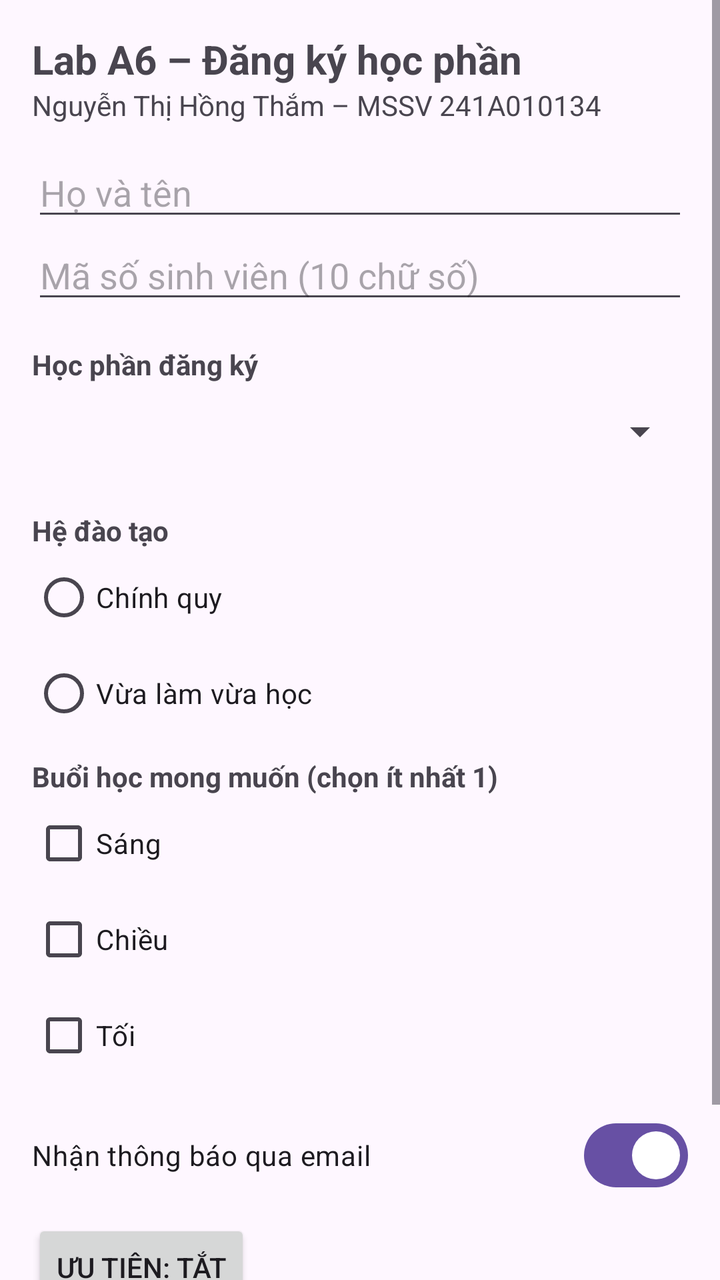
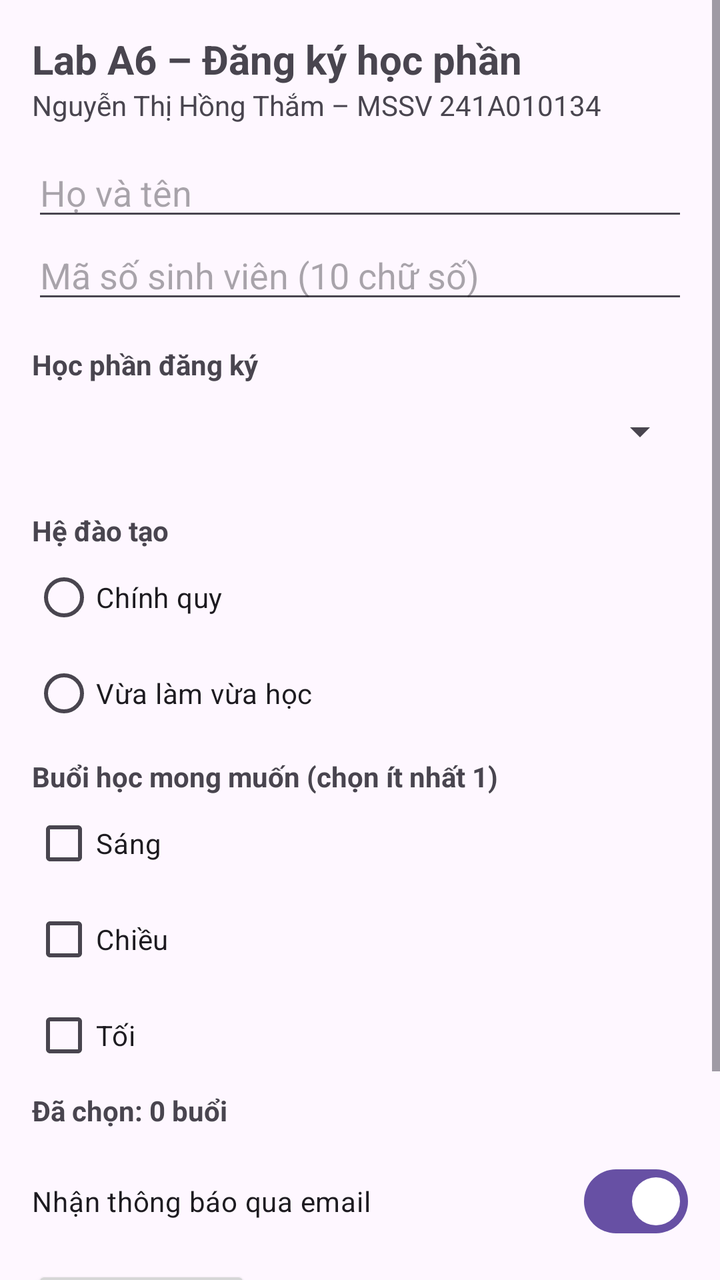

The first picture is an Android layout as it rendered before a commit; the second is the same layout after the commit. The layout source and the unified diff follow.
<!-- AndroidManifest.xml: application theme Theme.A6_241A010134 -->
<!-- res/layout/activity_main.xml -->
<?xml version="1.0" encoding="utf-8"?>
<ScrollView xmlns:android="http://schemas.android.com/apk/res/android"
    android:id="@+id/main"
    android:layout_width="match_parent"
    android:layout_height="match_parent">

    <LinearLayout
        android:layout_width="match_parent"
        android:layout_height="wrap_content"
        android:orientation="vertical"
        android:padding="16dp">

        <TextView
            android:layout_width="wrap_content"
            android:layout_height="wrap_content"
            android:text="@string/title"
            android:textSize="20sp"
            android:textStyle="bold" />

        <TextView
            android:layout_width="wrap_content"
            android:layout_height="wrap_content"
            android:text="@string/student" />

        
        <EditText
            android:id="@+id/edtHoTen"
            android:layout_width="match_parent"
            android:layout_height="wrap_content"
            android:layout_marginTop="12dp"
            android:hint="@string/hint_name"
            android:importantForAutofill="no"
            android:inputType="textPersonName" />

        <EditText
            android:id="@+id/edtMssv"
            android:layout_width="match_parent"
            android:layout_height="wrap_content"
            android:hint="@string/hint_mssv"
            android:importantForAutofill="no"
            android:inputType="number"
            android:maxLength="10" />

        
        <TextView
            android:layout_width="wrap_content"
            android:layout_height="wrap_content"
            android:layout_marginTop="16dp"
            android:text="@string/label_mon_hoc"
            android:textStyle="bold" />

        <Spinner
            android:id="@+id/spMonHoc"
            android:layout_width="match_parent"
            android:layout_height="wrap_content"
            android:minHeight="48dp" />

        
        <TextView
            android:layout_width="wrap_content"
            android:layout_height="wrap_content"
            android:layout_marginTop="16dp"
            android:text="@string/label_he"
            android:textStyle="bold" />

        <RadioGroup
            android:id="@+id/rgHeDaoTao"
            android:layout_width="match_parent"
            android:layout_height="wrap_content"
            android:orientation="vertical">

            <RadioButton
                android:id="@+id/rbChinhQuy"
                android:layout_width="wrap_content"
                android:layout_height="wrap_content"
                android:text="@string/he_chinh_quy" />

            <RadioButton
                android:id="@+id/rbVlvh"
                android:layout_width="wrap_content"
                android:layout_height="wrap_content"
                android:text="@string/he_vlvh" />
        </RadioGroup>

        
        <TextView
            android:layout_width="wrap_content"
            android:layout_height="wrap_content"
            android:layout_marginTop="8dp"
            android:text="@string/label_buoi"
            android:textStyle="bold" />

        <CheckBox
            android:id="@+id/cbSang"
            android:layout_width="wrap_content"
            android:layout_height="wrap_content"
            android:text="@string/buoi_sang" />

        <CheckBox
            android:id="@+id/cbChieu"
            android:layout_width="wrap_content"
            android:layout_height="wrap_content"
            android:text="@string/buoi_chieu" />

        <CheckBox
            android:id="@+id/cbToi"
            android:layout_width="wrap_content"
            android:layout_height="wrap_content"
            android:text="@string/buoi_toi" />

        
        <com.google.android.material.materialswitch.MaterialSwitch
            android:id="@+id/swThongBao"
            android:layout_width="match_parent"
            android:layout_height="wrap_content"
            android:layout_marginTop="12dp"
            android:checked="true"
            android:minHeight="48dp"
            android:text="@string/label_thong_bao" />

        <ToggleButton
            android:id="@+id/tgUuTien"
            android:layout_width="wrap_content"
            android:layout_height="wrap_content"
            android:layout_marginTop="8dp"
            android:textOff="@string/uu_tien_off"
            android:textOn="@string/uu_tien_on" />

        
        <LinearLayout
            android:layout_width="match_parent"
            android:layout_height="wrap_content"
            android:layout_marginTop="20dp"
            android:orientation="horizontal">

            <Button
                android:id="@+id/btnXacNhan"
                android:layout_width="0dp"
                android:layout_height="wrap_content"
                android:layout_weight="1"
                android:text="@string/confirm" />

            <Button
                android:id="@+id/btnLamLai"
                style="?attr/materialButtonOutlinedStyle"
                android:layout_width="0dp"
                android:layout_height="wrap_content"
                android:layout_marginStart="8dp"
                android:layout_weight="1"
                android:text="@string/reset" />
        </LinearLayout>
    </LinearLayout>
</ScrollView>
<!-- resources referenced by this layout -->
<resources>
  <string name="buoi_chieu">Chiều</string>
  <string name="buoi_sang">Sáng</string>
  <string name="buoi_toi">Tối</string>
  <string name="confirm">Xác nhận</string>
  <string name="he_chinh_quy">Chính quy</string>
  <string name="he_vlvh">Vừa làm vừa học</string>
  <string name="hint_mssv">Mã số sinh viên (10 chữ số)</string>
  <string name="hint_name">Họ và tên</string>
  <string name="label_buoi">Buổi học mong muốn (chọn ít nhất 1)</string>
  <string name="label_he">Hệ đào tạo</string>
  <string name="label_mon_hoc">Học phần đăng ký</string>
  <string name="label_thong_bao">Nhận thông báo qua email</string>
  <string name="reset">Làm lại</string>
  <string name="student">Nguyễn Thị Hồng Thắm – MSSV 241A010134</string>
  <string name="title">Lab A6 – Đăng ký học phần</string>
  <string name="uu_tien_off">ƯU TIÊN: TẮT</string>
  <string name="uu_tien_on">ƯU TIÊN: BẬT</string>
  <style name="Theme.A6_241A010134" parent="Base.Theme.A6_241A010134" />
  <style name="Base.Theme.A6_241A010134" parent="Theme.Material3.DayNight.NoActionBar">
          
          
      </style>
</resources>

<!-- the commit's change to res/layout/activity_main.xml (unified diff, before → after) -->
@@ -108,6 +108,14 @@
             android:layout_height="wrap_content"
             android:text="@string/buoi_toi" />
 
+        <TextView
+            android:id="@+id/tvSoBuoi"
+            android:layout_width="wrap_content"
+            android:layout_height="wrap_content"
+            android:layout_marginTop="4dp"
+            android:text="@string/so_buoi_da_chon"
+            android:textStyle="bold" />
+
         
         <com.google.android.material.materialswitch.MaterialSwitch
             android:id="@+id/swThongBao"
<!-- resource entries referenced after the edit -->
@@ -13,6 +13,7 @@
   <string name="label_mon_hoc">Học phần đăng ký</string>
   <string name="label_thong_bao">Nhận thông báo qua email</string>
   <string name="reset">Làm lại</string>
+  <string name="so_buoi_da_chon">Đã chọn: 0 buổi</string>
   <string name="student">Nguyễn Thị Hồng Thắm – MSSV 241A010134</string>
   <string name="title">Lab A6 – Đăng ký học phần</string>
   <string name="uu_tien_off">ƯU TIÊN: TẮT</string>
